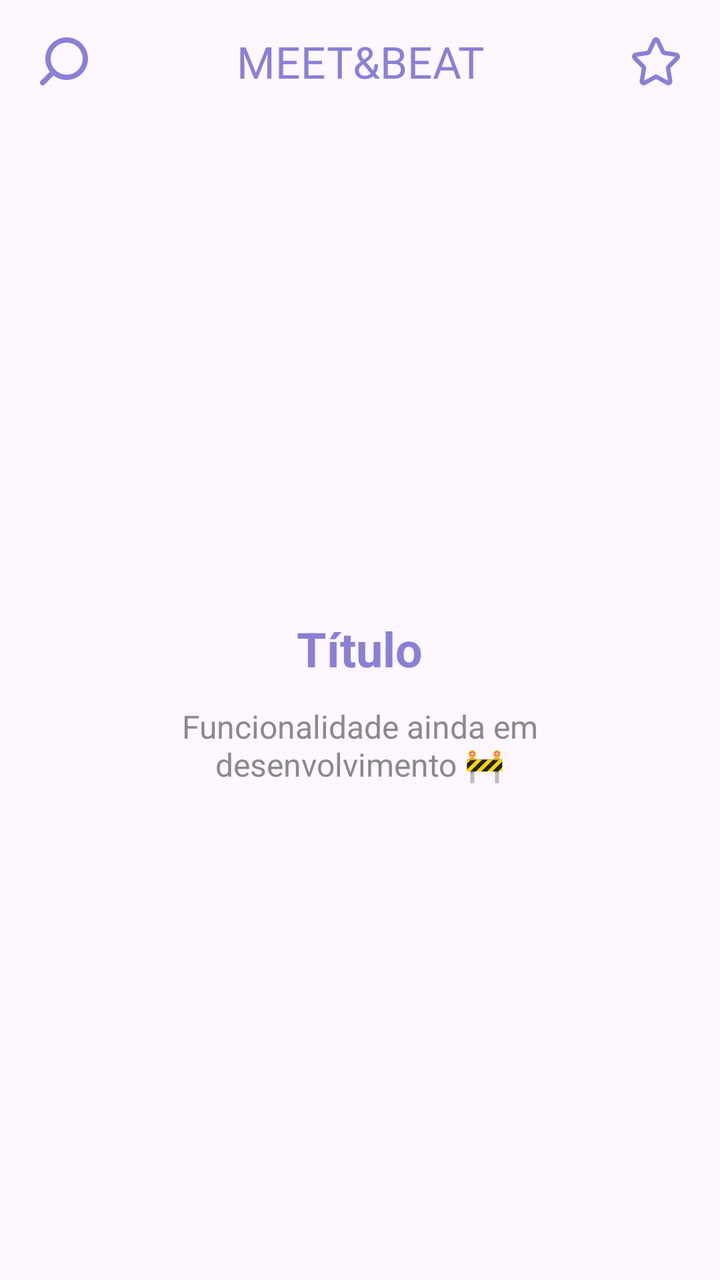
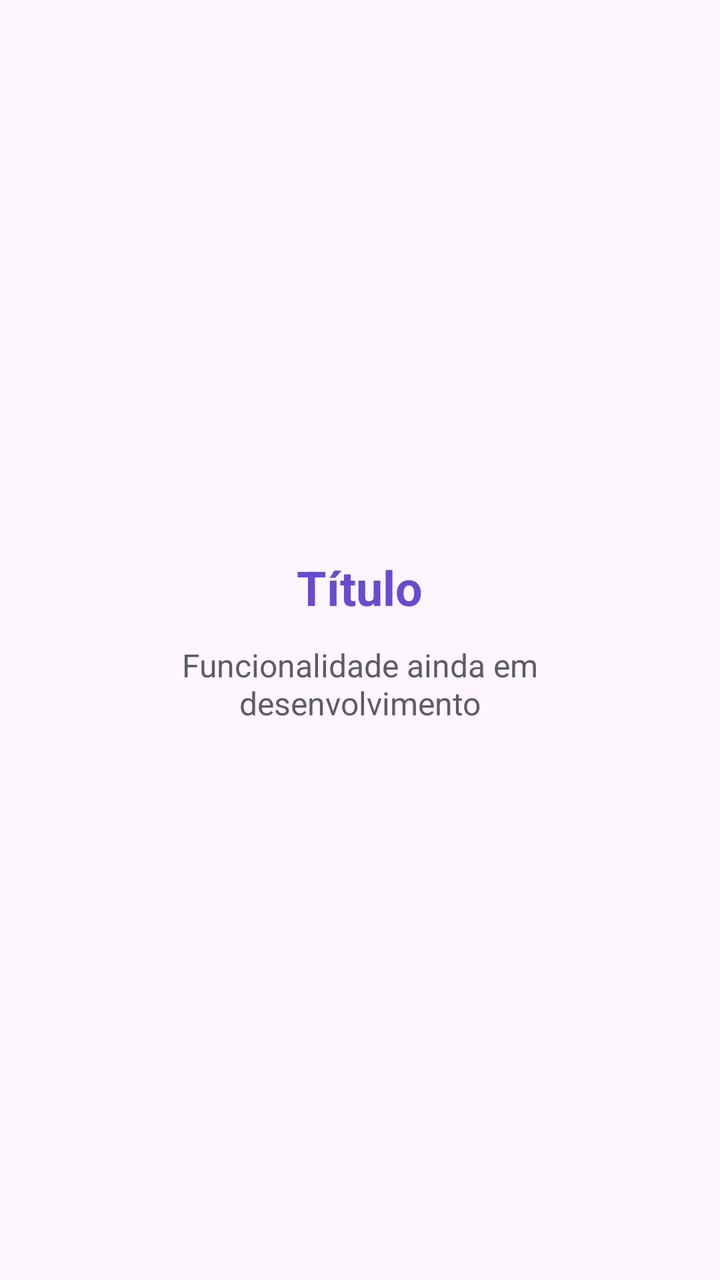

An Android layout rendered at two revisions. The XML below is the earlier revision; the diff shows what the commit changed to produce the second picture.
<!-- AndroidManifest.xml: application theme Theme.MeetBeat -->
<!-- res/layout/fragment_placeholder.xml -->
<?xml version="1.0" encoding="utf-8"?>

<LinearLayout xmlns:android="http://schemas.android.com/apk/res/android"
    android:layout_width="match_parent"
    android:layout_height="match_parent"
    android:orientation="vertical">

    <include layout="@layout/app_header" />

    <LinearLayout
        android:layout_width="match_parent"
        android:layout_height="0dp"
        android:layout_weight="1"
        android:orientation="vertical"
        android:gravity="center"
        android:padding="32dp">

        <TextView
            android:id="@+id/textTituloPlaceholder"
            android:layout_width="wrap_content"
            android:layout_height="wrap_content"
            android:text="Título"
            android:textColor="@color/purple_primary"
            android:textSize="24sp"
            android:textStyle="bold"
            android:gravity="center" />

        <TextView
            android:layout_width="wrap_content"
            android:layout_height="wrap_content"
            android:layout_marginTop="12dp"
            android:text="Funcionalidade ainda em desenvolvimento 🚧"
            android:textColor="@color/text_gray"
            android:textSize="16sp"
            android:gravity="center" />

    </LinearLayout>

</LinearLayout>
<!-- res/layout/app_header.xml (included above) -->
<?xml version="1.0" encoding="utf-8"?>

<LinearLayout xmlns:android="http://schemas.android.com/apk/res/android"
    xmlns:app="http://schemas.android.com/apk/res-auto"
    android:layout_width="match_parent"
    android:layout_height="wrap_content"
    android:orientation="horizontal"
    android:gravity="center_vertical"
    android:paddingHorizontal="20dp"
    android:paddingVertical="16dp">

    <ImageView
        android:id="@+id/iconSearch"
        android:layout_width="24dp"
        android:layout_height="24dp"
        android:src="@drawable/ic_search"
        app:tint="@color/purple_primary" />

    <TextView
        android:layout_width="0dp"
        android:layout_height="wrap_content"
        android:layout_weight="1"
        android:text="MEET&amp;BEAT"
        android:textColor="@color/purple_primary"
        android:textSize="22sp"
        android:fontFamily="@font/antonio_bold"
        android:gravity="center" />

    <ImageView
        android:id="@+id/iconNotifications"
        android:layout_width="24dp"
        android:layout_height="24dp"
        android:src="@drawable/ic_notifications"
        app:tint="@color/purple_primary" />

</LinearLayout>
<!-- resources referenced by this layout -->
<resources>
  <color name="purple_primary">#8B7FD6</color>
  <color name="text_gray">#8A8A8A</color>
  <!-- drawable ic_notifications (drawable) -->
  <vector xmlns:android="http://schemas.android.com/apk/res/android"
      android:width="33dp"
      android:height="33dp"
      android:viewportWidth="33"
      android:viewportHeight="33">
    <path
        android:pathData="M17.627,2.236L21.285,9.994C21.464,10.384 21.817,10.657 22.228,10.723L30.415,11.971C30.747,12.019 31.047,12.203 31.249,12.482C31.45,12.761 31.535,13.113 31.487,13.458C31.445,13.741 31.315,14.003 31.115,14.201L25.185,20.265C24.886,20.564 24.751,21 24.828,21.425L26.257,29.972C26.36,30.676 25.903,31.337 25.228,31.458C24.95,31.503 24.665,31.456 24.414,31.324L17.112,27.296C16.747,27.087 16.305,27.087 15.941,27.296L8.596,31.354C7.98,31.683 7.224,31.438 6.896,30.804C6.768,30.548 6.723,30.256 6.767,29.972L8.196,21.425C8.265,21.001 8.132,20.569 7.839,20.265L1.866,14.201C1.378,13.686 1.378,12.858 1.866,12.343C2.066,12.151 2.313,12.022 2.581,11.971L10.768,10.723C11.177,10.652 11.528,10.381 11.711,9.994L15.369,2.236C15.514,1.921 15.774,1.68 16.092,1.568C16.409,1.457 16.756,1.483 17.055,1.641C17.302,1.771 17.502,1.979 17.627,2.236Z"
        android:strokeLineJoin="round"
        android:strokeWidth="3"
        android:fillColor="#00000000"
        android:fillType="evenOdd"
        android:strokeColor="#7A7685"
        android:strokeLineCap="round"/>
  </vector>
  <!-- drawable ic_search (drawable) -->
  <vector xmlns:android="http://schemas.android.com/apk/res/android"
      android:width="30dp"
      android:height="30dp"
      android:viewportWidth="30"
      android:viewportHeight="30">
    <path
        android:pathData="M0.493,27.141L6.158,21.493C4.33,19.165 3.338,16.289 3.342,13.329C3.342,10.693 4.124,8.116 5.588,5.924C7.053,3.732 9.135,2.023 11.57,1.015C14.006,0.006 16.686,-0.258 19.271,0.256C21.857,0.77 24.232,2.04 26.096,3.904C27.96,5.768 29.23,8.143 29.744,10.729C30.258,13.314 29.994,15.994 28.985,18.43C27.976,20.865 26.268,22.947 24.076,24.412C21.884,25.876 19.307,26.658 16.671,26.658C13.711,26.662 10.835,25.67 8.507,23.842L2.859,29.507C2.704,29.663 2.52,29.787 2.317,29.872C2.114,29.956 1.896,30 1.676,30C1.456,30 1.238,29.956 1.035,29.872C0.832,29.787 0.648,29.663 0.493,29.507C0.337,29.352 0.213,29.168 0.128,28.965C0.044,28.762 0,28.544 0,28.324C0,28.104 0.044,27.886 0.128,27.684C0.213,27.48 0.337,27.296 0.493,27.141ZM26.668,13.329C26.668,11.352 26.081,9.419 24.983,7.775C23.885,6.131 22.323,4.85 20.497,4.093C18.67,3.337 16.66,3.139 14.721,3.524C12.781,3.91 11,4.862 9.602,6.26C8.204,7.658 7.252,9.44 6.866,11.379C6.481,13.318 6.679,15.328 7.435,17.155C8.192,18.981 9.473,20.543 11.117,21.641C12.761,22.74 14.694,23.326 16.671,23.326C19.322,23.326 21.865,22.273 23.74,20.398C25.615,18.523 26.668,15.98 26.668,13.329Z"
        android:fillColor="#7A7685"/>
  </vector>
  <style name="Theme.MeetBeat" parent="Base.Theme.MeetBeat" />
  <style name="Base.Theme.MeetBeat" parent="Theme.Material3.DayNight.NoActionBar">
          
          
      </style>
</resources>

<!-- the commit's change to res/layout/fragment_placeholder.xml (unified diff, before → after) -->
@@ -4,8 +4,6 @@
     android:layout_width="match_parent"
     android:layout_height="match_parent"
     android:orientation="vertical">
-
-    <include layout="@layout/app_header" />
 
     <LinearLayout
         android:layout_width="match_parent"
@@ -29,7 +27,7 @@
             android:layout_width="wrap_content"
             android:layout_height="wrap_content"
             android:layout_marginTop="12dp"
-            android:text="Funcionalidade ainda em desenvolvimento 🚧"
+            android:text="Funcionalidade ainda em desenvolvimento"
             android:textColor="@color/text_gray"
             android:textSize="16sp"
             android:gravity="center" />
@@ -37,40 +35,3 @@
     </LinearLayout>
 
 </LinearLayout>
-<!-- res/layout/app_header.xml (included above) -->
-<?xml version="1.0" encoding="utf-8"?>
-
-<LinearLayout xmlns:android="http://schemas.android.com/apk/res/android"
-    xmlns:app="http://schemas.android.com/apk/res-auto"
-    android:layout_width="match_parent"
-    android:layout_height="wrap_content"
-    android:orientation="horizontal"
-    android:gravity="center_vertical"
-    android:paddingHorizontal="20dp"
-    android:paddingVertical="16dp">
-
-    <ImageView
-        android:id="@+id/iconSearch"
-        android:layout_width="24dp"
-        android:layout_height="24dp"
-        android:src="@drawable/ic_search"
-        app:tint="@color/purple_primary" />
-
-    <TextView
-        android:layout_width="0dp"
-        android:layout_height="wrap_content"
-        android:layout_weight="1"
-        android:text="MEET&amp;BEAT"
-        android:textColor="@color/purple_primary"
-        android:textSize="22sp"
-        android:fontFamily="@font/antonio_bold"
-        android:gravity="center" />
-
-    <ImageView
-        android:id="@+id/iconNotifications"
-        android:layout_width="24dp"
-        android:layout_height="24dp"
-        android:src="@drawable/ic_notifications"
-        app:tint="@color/purple_primary" />
-
-</LinearLayout>
<!-- resource entries referenced after the edit -->
@@ -1,32 +1,7 @@
 <!-- resources referenced by this layout -->
 <resources>
-  <color name="purple_primary">#8B7FD6</color>
-  <color name="text_gray">#8A8A8A</color>
-  <!-- drawable ic_notifications (drawable) -->
-  <vector xmlns:android="http://schemas.android.com/apk/res/android"
-      android:width="33dp"
-      android:height="33dp"
-      android:viewportWidth="33"
-      android:viewportHeight="33">
-    <path
-        android:pathData="M17.627,2.236L21.285,9.994C21.464,10.384 21.817,10.657 22.228,10.723L30.415,11.971C30.747,12.019 31.047,12.203 31.249,12.482C31.45,12.761 31.535,13.113 31.487,13.458C31.445,13.741 31.315,14.003 31.115,14.201L25.185,20.265C24.886,20.564 24.751,21 24.828,21.425L26.257,29.972C26.36,30.676 25.903,31.337 25.228,31.458C24.95,31.503 24.665,31.456 24.414,31.324L17.112,27.296C16.747,27.087 16.305,27.087 15.941,27.296L8.596,31.354C7.98,31.683 7.224,31.438 6.896,30.804C6.768,30.548 6.723,30.256 6.767,29.972L8.196,21.425C8.265,21.001 8.132,20.569 7.839,20.265L1.866,14.201C1.378,13.686 1.378,12.858 1.866,12.343C2.066,12.151 2.313,12.022 2.581,11.971L10.768,10.723C11.177,10.652 11.528,10.381 11.711,9.994L15.369,2.236C15.514,1.921 15.774,1.68 16.092,1.568C16.409,1.457 16.756,1.483 17.055,1.641C17.302,1.771 17.502,1.979 17.627,2.236Z"
-        android:strokeLineJoin="round"
-        android:strokeWidth="3"
-        android:fillColor="#00000000"
-        android:fillType="evenOdd"
-        android:strokeColor="#7A7685"
-        android:strokeLineCap="round"/>
-  </vector>
-  <!-- drawable ic_search (drawable) -->
-  <vector xmlns:android="http://schemas.android.com/apk/res/android"
-      android:width="30dp"
-      android:height="30dp"
-      android:viewportWidth="30"
-      android:viewportHeight="30">
-    <path
-        android:pathData="M0.493,27.141L6.158,21.493C4.33,19.165 3.338,16.289 3.342,13.329C3.342,10.693 4.124,8.116 5.588,5.924C7.053,3.732 9.135,2.023 11.57,1.015C14.006,0.006 16.686,-0.258 19.271,0.256C21.857,0.77 24.232,2.04 26.096,3.904C27.96,5.768 29.23,8.143 29.744,10.729C30.258,13.314 29.994,15.994 28.985,18.43C27.976,20.865 26.268,22.947 24.076,24.412C21.884,25.876 19.307,26.658 16.671,26.658C13.711,26.662 10.835,25.67 8.507,23.842L2.859,29.507C2.704,29.663 2.52,29.787 2.317,29.872C2.114,29.956 1.896,30 1.676,30C1.456,30 1.238,29.956 1.035,29.872C0.832,29.787 0.648,29.663 0.493,29.507C0.337,29.352 0.213,29.168 0.128,28.965C0.044,28.762 0,28.544 0,28.324C0,28.104 0.044,27.886 0.128,27.684C0.213,27.48 0.337,27.296 0.493,27.141ZM26.668,13.329C26.668,11.352 26.081,9.419 24.983,7.775C23.885,6.131 22.323,4.85 20.497,4.093C18.67,3.337 16.66,3.139 14.721,3.524C12.781,3.91 11,4.862 9.602,6.26C8.204,7.658 7.252,9.44 6.866,11.379C6.481,13.318 6.679,15.328 7.435,17.155C8.192,18.981 9.473,20.543 11.117,21.641C12.761,22.74 14.694,23.326 16.671,23.326C19.322,23.326 21.865,22.273 23.74,20.398C25.615,18.523 26.668,15.98 26.668,13.329Z"
-        android:fillColor="#7A7685"/>
-  </vector>
+  <color name="purple_primary">#6A4ACF</color>
+  <color name="text_gray">#5E5A66</color>
   <style name="Theme.MeetBeat" parent="Base.Theme.MeetBeat" />
   <style name="Base.Theme.MeetBeat" parent="Theme.Material3.DayNight.NoActionBar">
           
